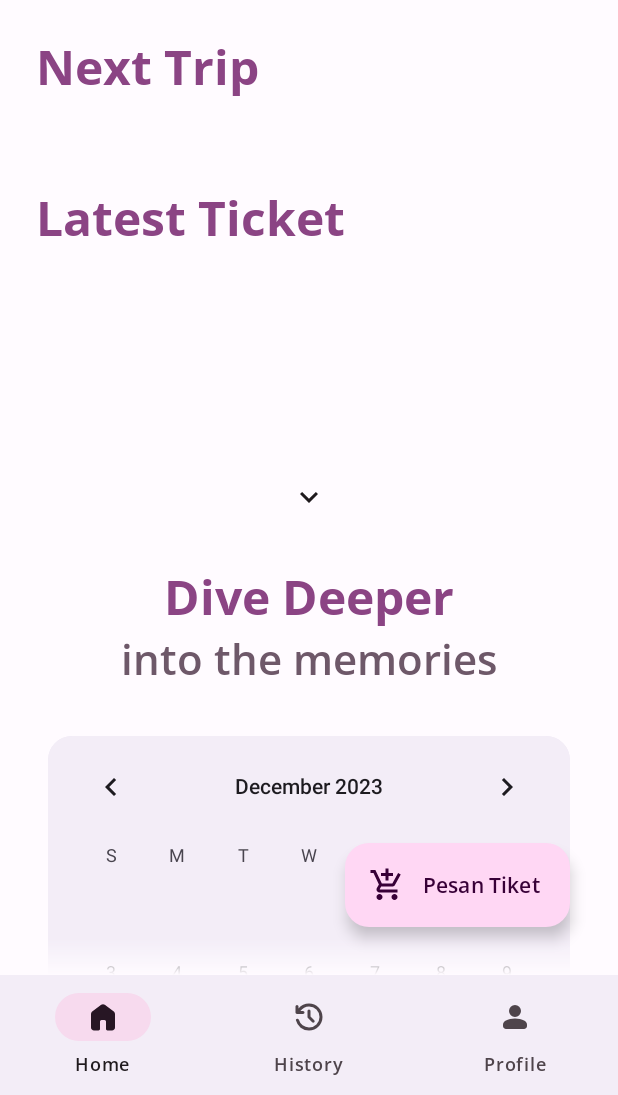
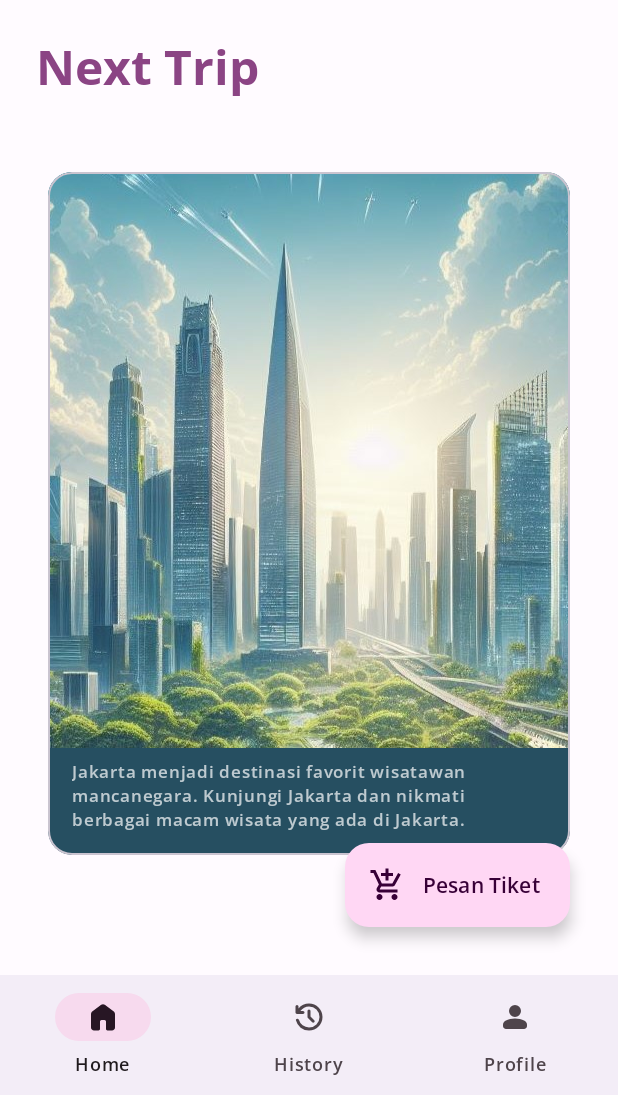
Before and after one commit to ergegananputra/travel_anywhere_by_rg, an Android app: the DashboardFragment screen opened directly, with no data from a screen before it, on a phone screen of 412 x 824 dp, the part 141-1236 px from its top. Run offline under Robolectric (Android 15) with nearby library versions, the phone set to English and light mode, and no system bars; our stand-ins replace Room's generated code, navigation-ui; Roboto replaces fonts that are not available here.

Commit message:
Beta 2 (add Promotion Travel)

```diff
--- a/app/src/main/java/com/ppb/travelanywhere/dashboard/DashboardFragment.kt
+++ b/app/src/main/java/com/ppb/travelanywhere/dashboard/DashboardFragment.kt
@@ -148,10 +148,12 @@ class DashboardFragment : Fragment() {
             }
 
             if (latestTrip != null) {
+                binding.textLatestTicket.visibility = View.VISIBLE
                 setUpCardLatestTrip(latestTrip)
             } else {
                 val tripCard = binding.containerLastTrip
                 tripCard.theCard.visibility = View.GONE
+                binding.textLatestTicket.visibility = View.GONE
             }
         }
     }
@@ -236,10 +238,12 @@ class DashboardFragment : Fragment() {
                 val upcomingTrip = appViewModel.upComingTicketHistory()
 
                 if (upcomingTrip != null) {
+                    binding.containerPromotion.cardViewPromotion.visibility = View.GONE
                     setUpCardUpcomingTrip(upcomingTrip)
                 } else {
                     val tripCard = binding.containerNextTrip
                     tripCard.theCard.visibility = View.GONE
+                    binding.containerPromotion.cardViewPromotion.visibility = View.VISIBLE
                 }
             }
         }
--- a/app/src/main/java/com/ppb/travelanywhere/pesan/PesanActivity.kt
+++ b/app/src/main/java/com/ppb/travelanywhere/pesan/PesanActivity.kt
@@ -20,6 +20,7 @@ import androidx.lifecycle.asFlow
 import androidx.lifecycle.lifecycleScope
 import androidx.recyclerview.widget.LinearLayoutManager
 import com.ppb.travelanywhere.TravelAnywhereApps
+import com.ppb.travelanywhere.authenticate.WelcomeActivity
 import com.ppb.travelanywhere.databinding.ActivityPesanBinding
 import com.ppb.travelanywhere.dialog.GlobalSheetFragment
 import com.ppb.travelanywhere.dialog.adapter.GlobalTypeAdapter
@@ -193,8 +194,10 @@ class PesanActivity : AppCompatActivity(), DatePickerDialog.OnDateSetListener {
 
 
 
-                // Finish Activity
                 setResult(RESULT_OK)
+                val intentLogin = Intent(this@PesanActivity, WelcomeActivity::class.java)
+
+                startActivity(intentLogin)
                 finish()
 
             }
--- a/app/src/main/res/layout/fragment_dashboard.xml
+++ b/app/src/main/res/layout/fragment_dashboard.xml
@@ -107,6 +107,19 @@
                 app:layout_constraintStart_toStartOf="parent"
                 app:layout_constraintTop_toBottomOf="@+id/text_next_trip" />
 
+            <include
+                android:id="@+id/container_promotion"
+                layout="@layout/item_promotion_card"
+                android:layout_width="match_parent"
+                android:layout_height="wrap_content"
+                android:layout_marginStart="32dp"
+                android:layout_marginTop="24dp"
+                android:layout_marginEnd="32dp"
+                app:layout_constraintEnd_toEndOf="parent"
+                app:layout_constraintStart_toStartOf="parent"
+                app:layout_constraintTop_toBottomOf="@+id/container_next_trip" />
+
+
             <TextView
                 android:id="@+id/text_latest_ticket"
                 android:layout_width="0dp"
@@ -121,7 +134,7 @@
                 android:textColor="?attr/colorPrimary"
                 app:layout_constraintEnd_toEndOf="parent"
                 app:layout_constraintStart_toStartOf="parent"
-                app:layout_constraintTop_toBottomOf="@+id/container_next_trip" />
+                app:layout_constraintTop_toBottomOf="@+id/container_promotion" />
 
             <include
                 android:id="@+id/container_last_trip"
@@ -158,8 +171,8 @@
                 android:textAlignment="center"
                 android:textAppearance="@style/TextAppearance.MyApp.HeadlineLarge"
                 android:textColor="?attr/colorPrimary"
-                app:layout_constraintEnd_toEndOf="@+id/text_latest_ticket"
-                app:layout_constraintStart_toStartOf="@+id/text_latest_ticket"
+                app:layout_constraintEnd_toEndOf="@+id/text_next_trip"
+                app:layout_constraintStart_toStartOf="@+id/text_next_trip"
                 app:layout_constraintTop_toBottomOf="@+id/imageView6" />
 
             <TextView
--- /dev/null
+++ b/app/src/main/res/layout/item_promotion_card.xml
@@ -0,0 +1,49 @@
+<?xml version="1.0" encoding="utf-8"?>
+<com.google.android.material.card.MaterialCardView xmlns:android="http://schemas.android.com/apk/res/android"
+    xmlns:app="http://schemas.android.com/apk/res-auto"
+    xmlns:tools="http://schemas.android.com/tools"
+    android:layout_width="match_parent"
+    android:layout_height="wrap_content"
+    android:clipToOutline="true"
+    app:cardBackgroundColor="#264F61"
+    android:id="@+id/card_view_promotion"
+    app:cardCornerRadius="16dp"
+    >
+
+    <androidx.constraintlayout.widget.ConstraintLayout
+        android:layout_width="match_parent"
+        android:layout_height="wrap_content"
+        android:paddingBottom="16dp">
+
+        <ImageView
+            android:id="@+id/image_view_promotion"
+            android:layout_width="match_parent"
+            android:layout_height="wrap_content"
+            android:minHeight="180dp"
+            android:scaleType="centerCrop"
+            android:src="@drawable/background_promotion"
+            app:layout_constraintEnd_toEndOf="parent"
+            app:layout_constraintStart_toStartOf="parent"
+            app:layout_constraintTop_toTopOf="parent" />
+
+        <TextView
+            android:id="@+id/tv_promotion"
+            android:layout_width="0dp"
+            android:layout_height="wrap_content"
+            android:layout_marginStart="16dp"
+            android:layout_marginTop="8dp"
+            android:layout_marginEnd="16dp"
+            android:text="@string/promotion_text"
+            android:textAppearance="@style/TextAppearance.MyApp.LabelSmall"
+            android:textColor="@color/white_70"
+            app:layout_constraintEnd_toEndOf="parent"
+            app:layout_constraintStart_toStartOf="parent"
+            app:layout_constraintTop_toBottomOf="@+id/image_view_promotion" />
+
+
+    </androidx.constraintlayout.widget.ConstraintLayout>
+
+
+
+
+</com.google.android.material.card.MaterialCardView>
--- a/app/src/main/res/values/strings.xml
+++ b/app/src/main/res/values/strings.xml
@@ -122,5 +122,6 @@
         "For example, position the FAB to one side of stream of a cards so the FAB won’t interfere "
         "when a user tries to pick up one of cards.\n\n"
     </string>
+    <string name="promotion_text">Jakarta menjadi destinasi favorit wisatawan mancanegara. Kunjungi Jakarta dan nikmati berbagai macam wisata yang ada di Jakarta.</string>
 
 </resources>
```
Also changed, not shown: app/src/main/res/drawable-nodpi/background_promotion.jpg (added).
